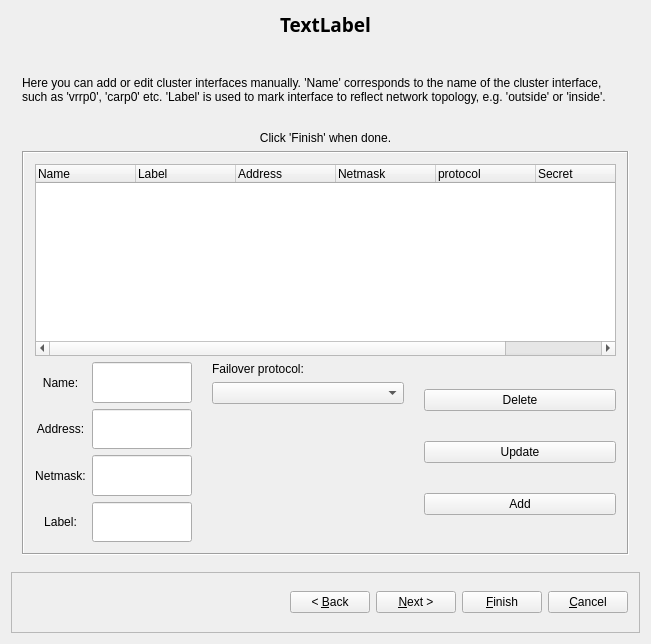
Qt form src/gui/newclusterdialog_q.ui (fwbuilder/fwbuilder) before a commit.
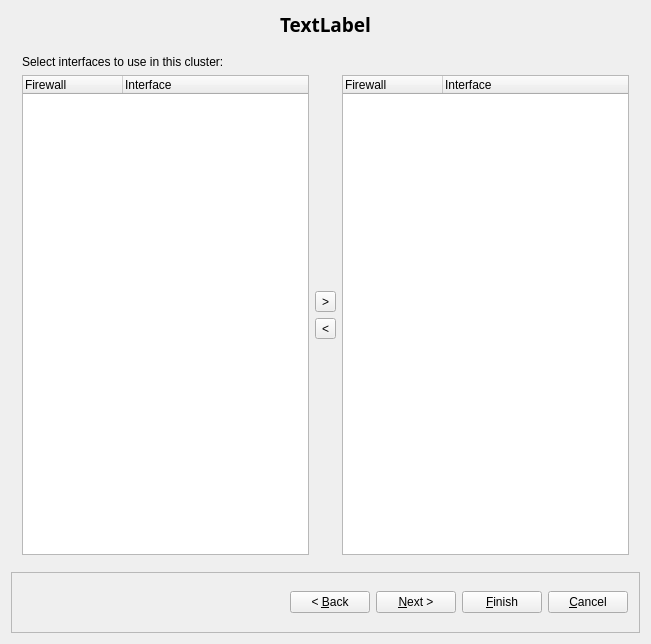
The same form after that commit. Icons and pictures are not drawn. Custom widgets are drawn as their Qt base class.

Commit message: Redesigned first page of newCluster dialog

```diff
--- a/src/gui/newclusterdialog_q.ui
+++ b/src/gui/newclusterdialog_q.ui
@@ -52,11 +52,151 @@
      <property name="currentIndex" >
       <number>1</number>
      </property>
-     <widget class="QWidget" name="page1" >
-      <layout class="QGridLayout" >
-       <item row="0" column="0" >
-        <widget class="QLabel" name="label631" >
-         <property name="text" >
+     <widget class="QWidget" name="page_1">
+      <layout class="QVBoxLayout" name="verticalLayout">
+       <item>
+        <layout class="QHBoxLayout" name="horizontalLayout">
+         <item>
+          <widget class="QLabel" name="label631_2">
+           <property name="text">
+            <string>Enter the name of the new object</string>
+           </property>
+           <property name="alignment">
+            <set>Qt::AlignCenter</set>
+           </property>
+           <property name="wordWrap">
+            <bool>false</bool>
+           </property>
+          </widget>
+         </item>
+         <item>
+          <widget class="QLineEdit" name="obj_name_2"/>
+         </item>
+        </layout>
+       </item>
+       <item>
+        <widget class="QLabel" name="label_9">
+         <property name="text">
+          <string>Choose firewalls to use in this cluster and one firewall to use as master:</string>
+         </property>
+        </widget>
+       </item>
+       <item>
+        <widget class="FirewallSelectorWidget" name="firewallSelector">
+         <column>
+          <property name="text">
+           <string>Firewall</string>
+          </property>
+         </column>
+         <column>
+          <property name="text">
+           <string>Use in cluster</string>
+          </property>
+         </column>
+         <column>
+          <property name="text">
+           <string>Master</string>
+          </property>
+         </column>
+        </widget>
+       </item>
+      </layout>
+     </widget>
+     <widget class="QWidget" name="page_2">
+      <layout class="QVBoxLayout" name="verticalLayout_3">
+       <item>
+        <widget class="QLabel" name="label_10">
+         <property name="text">
+          <string>Select interfaces to use in this cluster:</string>
+         </property>
+        </widget>
+       </item>
+       <item>
+        <layout class="QHBoxLayout" name="horizontalLayout_2">
+         <item>
+          <widget class="QTreeWidget" name="notUsedInterfaces">
+           <column>
+            <property name="text">
+             <string>Firewall</string>
+            </property>
+           </column>
+           <column>
+            <property name="text">
+             <string>Interface</string>
+            </property>
+           </column>
+          </widget>
+         </item>
+         <item>
+          <layout class="QVBoxLayout" name="verticalLayout_2">
+           <item>
+            <spacer name="verticalSpacer_2">
+             <property name="orientation">
+              <enum>Qt::Vertical</enum>
+             </property>
+             <property name="sizeHint" stdset="0">
+              <size>
+               <width>20</width>
+               <height>40</height>
+              </size>
+             </property>
+            </spacer>
+           </item>
+           <item>
+            <widget class="QToolButton" name="addInterface">
+             <property name="text">
+              <string>&gt;</string>
+             </property>
+            </widget>
+           </item>
+           <item>
+            <widget class="QToolButton" name="removeInterface">
+             <property name="text">
+              <string>&lt;</string>
+             </property>
+            </widget>
+           </item>
+           <item>
+            <spacer name="verticalSpacer">
+             <property name="orientation">
+              <enum>Qt::Vertical</enum>
+             </property>
+             <property name="sizeHint" stdset="0">
+              <size>
+               <width>20</width>
+               <height>40</height>
+              </size>
+             </property>
+            </spacer>
+           </item>
+          </layout>
+         </item>
+         <item>
+          <widget class="QTreeWidget" name="usedInterfaces">
+           <column>
+            <property name="text">
+             <string>Firewall</string>
+            </property>
+           </column>
+           <column>
+            <property name="text">
+             <string>Interface</string>
+            </property>
+           </column>
+          </widget>
+         </item>
+        </layout>
+       </item>
+      </layout>
+     </widget>
+     <widget class="QWidget" name="page_3"/>
+     <widget class="QWidget" name="page_6"/>
+     <widget class="QWidget" name="page_5"/>
+     <widget class="QWidget" name="page1">
+      <layout class="QGridLayout">
+       <item row="0" column="0">
+        <widget class="QLabel" name="label631">
+         <property name="text">
           <string>Enter the name of the new object</string>
          </property>
          <property name="alignment" >
@@ -903,7 +1043,14 @@
    </item>
   </layout>
  </widget>
- <layoutdefault spacing="6" margin="11" />
+ <layoutdefault spacing="6" margin="11"/>
+ <customwidgets>
+  <customwidget>
+   <class>FirewallSelectorWidget</class>
+   <extends>QTableWidget</extends>
+   <header>FirewallSelectorWidget.h</header>
+  </customwidget>
+ </customwidgets>
  <tabstops>
   <tabstop>obj_name</tabstop>
   <tabstop>useTemplate</tabstop>
```
Left out of the diff: 619 changed lines with no effect on the pictures. The commit also changes 4 other files.
